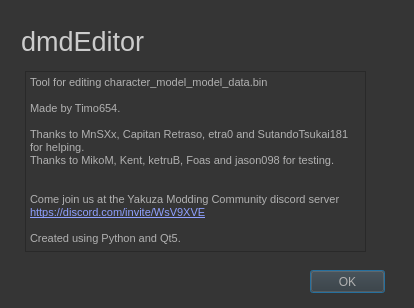
First picture: the form in ui/about.ui, repository Timo654/dmdEditor, before the edit.
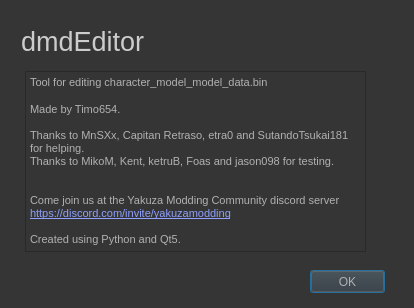
Second picture: the form after the edit.

Diff of the .ui file:
```diff
--- a/ui/about.ui
+++ b/ui/about.ui
@@ -200,20 +200,23 @@
    </property>
    <property name="html">
     <string>&lt;!DOCTYPE HTML PUBLIC &quot;-//W3C//DTD HTML 4.0//EN&quot; &quot;http://www.w3.org/TR/REC-html40/strict.dtd&quot;&gt;
-&lt;html&gt;&lt;head&gt;&lt;meta name=&quot;qrichtext&quot; content=&quot;1&quot; /&gt;&lt;style type=&quot;text/css&quot;&gt;
+&lt;html&gt;&lt;head&gt;&lt;meta name=&quot;qrichtext&quot; content=&quot;1&quot; /&gt;&lt;meta charset=&quot;utf-8&quot; /&gt;&lt;style type=&quot;text/css&quot;&gt;
 p, li { white-space: pre-wrap; }
-&lt;/style&gt;&lt;/head&gt;&lt;body style=&quot; font-family:'MS Shell Dlg 2'; font-size:8.25pt; font-weight:400; font-style:normal;&quot;&gt;
-&lt;p style=&quot; margin-top:0px; margin-bottom:0px; margin-left:0px; margin-right:0px; -qt-block-indent:0; text-indent:0px;&quot;&gt;Tool for editing character_model_model_data.bin&lt;/p&gt;
-&lt;p style=&quot; margin-top:0px; margin-bottom:0px; margin-left:0px; margin-right:0px; -qt-block-indent:0; text-indent:0px;&quot;&gt;&lt;br /&gt;Made by Timo654.&lt;/p&gt;
-&lt;p style=&quot;-qt-paragraph-type:empty; margin-top:0px; margin-bottom:0px; margin-left:0px; margin-right:0px; -qt-block-indent:0; text-indent:0px;&quot;&gt;&lt;br /&gt;&lt;/p&gt;
-&lt;p style=&quot; margin-top:0px; margin-bottom:0px; margin-left:0px; margin-right:0px; -qt-block-indent:0; text-indent:0px;&quot;&gt;Thanks to MnSXx, Capitan Retraso, etra0 and SutandoTsukai181 for helping.&lt;/p&gt;
-&lt;p style=&quot; margin-top:0px; margin-bottom:0px; margin-left:0px; margin-right:0px; -qt-block-indent:0; text-indent:0px;&quot;&gt;Thanks to MikoM, Kent, ketruB, Foas and jason098 for testing.&lt;/p&gt;
-&lt;p style=&quot;-qt-paragraph-type:empty; margin-top:0px; margin-bottom:0px; margin-left:0px; margin-right:0px; -qt-block-indent:0; text-indent:0px;&quot;&gt;&lt;br /&gt;&lt;/p&gt;
-&lt;p style=&quot;-qt-paragraph-type:empty; margin-top:0px; margin-bottom:0px; margin-left:0px; margin-right:0px; -qt-block-indent:0; text-indent:0px;&quot;&gt;&lt;br /&gt;&lt;/p&gt;
-&lt;p style=&quot; margin-top:0px; margin-bottom:0px; margin-left:0px; margin-right:0px; -qt-block-indent:0; text-indent:0px;&quot;&gt;Come join us at the Yakuza Modding Community discord server&lt;/p&gt;
-&lt;p style=&quot; margin-top:0px; margin-bottom:0px; margin-left:0px; margin-right:0px; -qt-block-indent:0; text-indent:0px;&quot;&gt;&lt;a href=&quot;https://discord.com/invite/WsV9XVE&quot;&gt;&lt;span style=&quot; font-size:8pt; text-decoration: underline; color:#8fa0ff;&quot;&gt;https://discord.com/invite/WsV9XVE&lt;/span&gt;&lt;/a&gt;&lt;/p&gt;
-&lt;p style=&quot;-qt-paragraph-type:empty; margin-top:0px; margin-bottom:0px; margin-left:0px; margin-right:0px; -qt-block-indent:0; text-indent:0px; font-size:8pt; text-decoration: underline; color:#8fa0ff;&quot;&gt;&lt;br /&gt;&lt;/p&gt;
-&lt;p style=&quot; margin-top:0px; margin-bottom:0px; margin-left:0px; margin-right:0px; -qt-block-indent:0; text-indent:0px;&quot;&gt;Created using Python and Qt5.&lt;/p&gt;&lt;/body&gt;&lt;/html&gt;</string>
+hr { height: 1px; border-width: 0; }
+li.unchecked::marker { content: &quot;\2610&quot;; }
+li.checked::marker { content: &quot;\2612&quot;; }
+&lt;/style&gt;&lt;/head&gt;&lt;body style=&quot; font-family:'Segoe UI'; font-size:9pt; font-weight:400; font-style:normal;&quot;&gt;
+&lt;p style=&quot; margin-top:0px; margin-bottom:0px; margin-left:0px; margin-right:0px; -qt-block-indent:0; text-indent:0px;&quot;&gt;&lt;span style=&quot; font-family:'MS Shell Dlg 2'; font-size:8.25pt;&quot;&gt;Tool for editing character_model_model_data.bin&lt;/span&gt;&lt;/p&gt;
+&lt;p style=&quot; margin-top:0px; margin-bottom:0px; margin-left:0px; margin-right:0px; -qt-block-indent:0; text-indent:0px;&quot;&gt;&lt;span style=&quot; font-family:'MS Shell Dlg 2'; font-size:8.25pt;&quot;&gt;&lt;br /&gt;Made by Timo654.&lt;/span&gt;&lt;/p&gt;
+&lt;p style=&quot;-qt-paragraph-type:empty; margin-top:0px; margin-bottom:0px; margin-left:0px; margin-right:0px; -qt-block-indent:0; text-indent:0px; font-family:'MS Shell Dlg 2'; font-size:8.25pt;&quot;&gt;&lt;br /&gt;&lt;/p&gt;
+&lt;p style=&quot; margin-top:0px; margin-bottom:0px; margin-left:0px; margin-right:0px; -qt-block-indent:0; text-indent:0px;&quot;&gt;&lt;span style=&quot; font-family:'MS Shell Dlg 2'; font-size:8.25pt;&quot;&gt;Thanks to MnSXx, Capitan Retraso, etra0 and SutandoTsukai181 for helping.&lt;/span&gt;&lt;/p&gt;
+&lt;p style=&quot; margin-top:0px; margin-bottom:0px; margin-left:0px; margin-right:0px; -qt-block-indent:0; text-indent:0px;&quot;&gt;&lt;span style=&quot; font-family:'MS Shell Dlg 2'; font-size:8.25pt;&quot;&gt;Thanks to MikoM, Kent, ketruB, Foas and jason098 for testing.&lt;/span&gt;&lt;/p&gt;
+&lt;p style=&quot;-qt-paragraph-type:empty; margin-top:0px; margin-bottom:0px; margin-left:0px; margin-right:0px; -qt-block-indent:0; text-indent:0px; font-family:'MS Shell Dlg 2'; font-size:8.25pt;&quot;&gt;&lt;br /&gt;&lt;/p&gt;
+&lt;p style=&quot;-qt-paragraph-type:empty; margin-top:0px; margin-bottom:0px; margin-left:0px; margin-right:0px; -qt-block-indent:0; text-indent:0px; font-family:'MS Shell Dlg 2'; font-size:8.25pt;&quot;&gt;&lt;br /&gt;&lt;/p&gt;
+&lt;p style=&quot; margin-top:0px; margin-bottom:0px; margin-left:0px; margin-right:0px; -qt-block-indent:0; text-indent:0px;&quot;&gt;&lt;span style=&quot; font-family:'MS Shell Dlg 2'; font-size:8.25pt;&quot;&gt;Come join us at the Yakuza Modding Community discord server&lt;/span&gt;&lt;/p&gt;
+&lt;p style=&quot; margin-top:0px; margin-bottom:0px; margin-left:0px; margin-right:0px; -qt-block-indent:0; text-indent:0px;&quot;&gt;&lt;a href=&quot;https://discord.com/invite/WsV9XVE&quot;&gt;&lt;span style=&quot; font-family:'MS Shell Dlg 2'; font-size:8pt; text-decoration: underline; color:#8fa0ff;&quot;&gt;https://discord.com/invite/yakuzamodding&lt;/span&gt;&lt;/a&gt;&lt;/p&gt;
+&lt;p style=&quot;-qt-paragraph-type:empty; margin-top:0px; margin-bottom:0px; margin-left:0px; margin-right:0px; -qt-block-indent:0; text-indent:0px; font-family:'MS Shell Dlg 2'; font-size:8pt; text-decoration: underline; color:#8fa0ff;&quot;&gt;&lt;br /&gt;&lt;/p&gt;
+&lt;p style=&quot; margin-top:0px; margin-bottom:0px; margin-left:0px; margin-right:0px; -qt-block-indent:0; text-indent:0px;&quot;&gt;&lt;span style=&quot; font-family:'MS Shell Dlg 2'; font-size:8.25pt;&quot;&gt;Created using Python and Qt5.&lt;/span&gt;&lt;/p&gt;&lt;/body&gt;&lt;/html&gt;</string>
    </property>
    <property name="openExternalLinks">
     <bool>true</bool>
```
